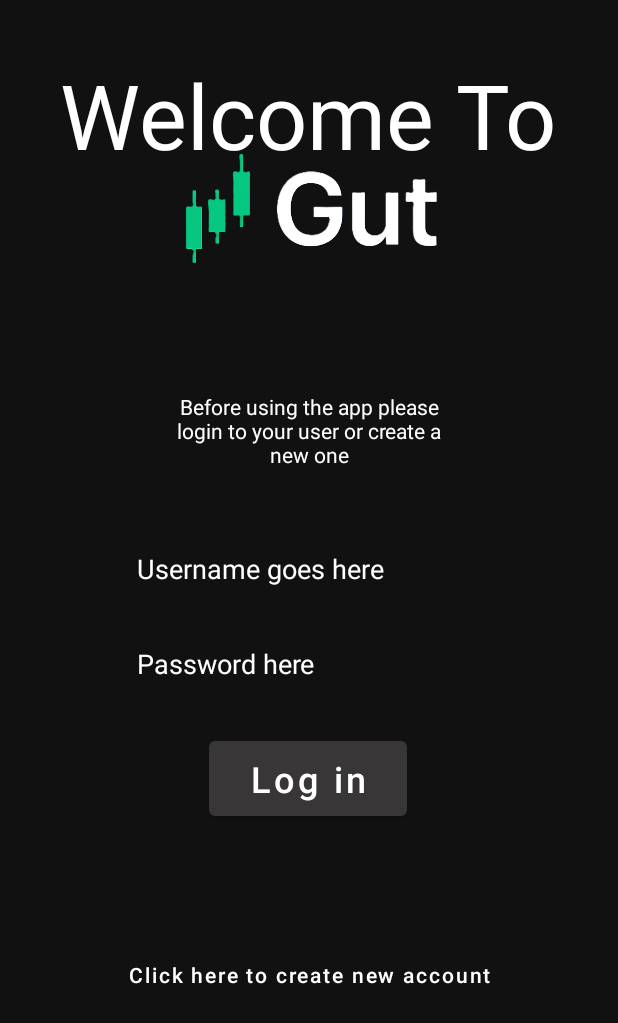
After one commit to Darki709/GutApp, an Android app: the layout activity_login_page.xml on its own in the app's theme, with its tools: preview values and no code run, on a phone screen of 412 x 824 dp. The commit adds this screen. Shown: the top 1023 px of the screen. Run offline under Robolectric (Android 15) with nearby library versions, the phone set to English and light mode, and no system bars.

Commit message:
login page gui finished

```diff
--- a/app/src/main/java/com/example/gutapp/database/DB_Helper.java
+++ b/app/src/main/java/com/example/gutapp/database/DB_Helper.java
@@ -21,7 +21,8 @@ public class DB_Helper extends SQLiteOpenHelper {
         super(context, DB_NAME, null, DB_VERSION);
         StockDataHelper stockDataHelper = new StockDataHelper(context, this);
         tables.add(stockDataHelper);
-
+        UserTableHelper userTableHelper = new UserTableHelper(this);
+        tables.add(userTableHelper);
     }
 
     public Table getHelper(DB_Index index){
--- a/app/src/main/java/com/example/gutapp/database/DB_Index.java
+++ b/app/src/main/java/com/example/gutapp/database/DB_Index.java
@@ -1,5 +1,6 @@
 package com.example.gutapp.database;
 
 public enum DB_Index {
-    STOCK_TABLE;
+    STOCK_TABLE,
+    USER_TABLE;
 }
--- a/app/src/main/java/com/example/gutapp/ui/ChartActivity.java
+++ b/app/src/main/java/com/example/gutapp/ui/ChartActivity.java
@@ -154,10 +154,10 @@ public class ChartActivity extends AppCompatActivity implements View.OnClickList
         chart.setPinchZoom(true);
 
         YAxis leftAxis = chart.getAxisLeft();
-        leftAxis.setDrawGridLines(false);
+        leftAxis.setDrawGridLines(true);
 
         XAxis xAxis = chart.getXAxis();
-        xAxis.setDrawGridLines(false);
+        xAxis.setDrawGridLines(true);
         xAxis.setPosition(XAxis.XAxisPosition.BOTTOM);
         xAxis.setSpaceMin(15f);
         xAxis.setSpaceMax(15f);
--- /dev/null
+++ b/app/src/main/res/layout/activity_login_page.xml
@@ -0,0 +1,105 @@
+<?xml version="1.0" encoding="utf-8"?>
+<androidx.constraintlayout.widget.ConstraintLayout xmlns:android="http://schemas.android.com/apk/res/android"
+    xmlns:app="http://schemas.android.com/apk/res-auto"
+    xmlns:tools="http://schemas.android.com/tools"
+    android:id="@+id/main"
+    android:layout_width="match_parent"
+    android:layout_height="match_parent"
+    android:background="#121111"
+    tools:context=".ui.LoginPage">
+
+    <TextView
+        android:id="@+id/textTitle"
+        android:layout_width="336dp"
+        android:layout_height="217dp"
+        android:layout_marginBottom="8dp"
+        android:text="Welcome To"
+        android:textAlignment="center"
+        android:textColor="#FFFFFF"
+        android:textSize="60sp"
+        app:layout_constraintBottom_toTopOf="@+id/textDescription"
+        app:layout_constraintEnd_toEndOf="parent"
+        app:layout_constraintHorizontal_bias="0.493"
+        app:layout_constraintStart_toStartOf="parent"
+        app:layout_constraintTop_toTopOf="@+id/imageViewLogo"
+        app:layout_constraintVertical_bias="1.0" />
+
+    <EditText
+        android:id="@+id/editTextUsername"
+        android:layout_width="228dp"
+        android:layout_height="67dp"
+        android:background="@android:color/transparent"
+        android:ems="10"
+        android:hint="Username goes here"
+        android:inputType="text"
+        android:textColor="#FFFFFF"
+        app:layout_constraintBottom_toTopOf="@+id/editTextPassword"
+        app:layout_constraintEnd_toEndOf="parent"
+        app:layout_constraintHorizontal_bias="0.497"
+        app:layout_constraintStart_toStartOf="parent"
+        app:layout_constraintTop_toTopOf="parent"
+        app:layout_constraintVertical_bias="1.0" />
+
+    <TextView
+        android:id="@+id/textDescription"
+        android:layout_width="197dp"
+        android:layout_height="68dp"
+        android:layout_marginBottom="16dp"
+        android:text="Before using the app please login to your user or create a new one"
+        android:textAlignment="center"
+        app:layout_constraintBottom_toTopOf="@+id/editTextUsername"
+        app:layout_constraintEnd_toEndOf="parent"
+        app:layout_constraintStart_toStartOf="parent" />
+
+    <EditText
+        android:id="@+id/editTextPassword"
+        android:layout_width="228dp"
+        android:layout_height="59dp"
+        android:ems="10"
+        android:hint="Password here"
+        android:inputType="textPassword"
+        android:background="@android:color/transparent"
+        android:textColor="#FFFFFF"
+        app:layout_constraintBottom_toBottomOf="parent"
+        app:layout_constraintEnd_toEndOf="parent"
+        app:layout_constraintHorizontal_bias="0.497"
+        app:layout_constraintStart_toStartOf="parent"
+        app:layout_constraintTop_toTopOf="parent"
+        app:layout_constraintVertical_bias="0.54" />
+
+    <ImageView
+        android:id="@+id/imageViewLogo"
+        android:layout_width="279dp"
+        android:layout_height="282dp"
+        app:layout_constraintEnd_toEndOf="parent"
+        app:layout_constraintHorizontal_bias="0.484"
+        app:layout_constraintStart_toStartOf="parent"
+        app:srcCompat="@drawable/logo"
+        tools:layout_editor_absoluteY="73dp" />
+
+    <Button
+        android:id="@+id/buttonLogin"
+        android:layout_width="132dp"
+        android:layout_height="62dp"
+        android:layout_marginTop="16dp"
+        android:text="Log in"
+        android:textAllCaps="false"
+        android:textSize="24sp"
+        app:layout_constraintEnd_toEndOf="parent"
+        app:layout_constraintHorizontal_bias="0.498"
+        app:layout_constraintStart_toStartOf="parent"
+        app:layout_constraintTop_toBottomOf="@+id/editTextPassword" />
+
+    <Button
+        android:id="@+id/buttonRegister"
+        android:layout_width="wrap_content"
+        android:layout_height="wrap_content"
+        android:layout_marginBottom="150dp"
+        android:background="@android:color/transparent"
+        android:text="Click here to create new account"
+        android:textAllCaps="false"
+        app:layout_constraintBottom_toBottomOf="parent"
+        app:layout_constraintEnd_toEndOf="parent"
+        app:layout_constraintStart_toStartOf="parent" />
+
+</androidx.constraintlayout.widget.ConstraintLayout>
--- a/app/src/main/res/values-night/themes.xml
+++ b/app/src/main/res/values-night/themes.xml
@@ -1,6 +1,6 @@
 <resources xmlns:tools="http://schemas.android.com/tools">
     <!-- Base application theme. -->
-    <style name="Theme.GutApp" parent="Theme.MaterialComponents.DayNight.DarkActionBar">
+    <style name="Theme.GutApp" parent="Theme.MaterialComponents.DayNight.NoActionBar">
         <!-- Primary brand color. -->
         <item name="colorPrimary">@color/purple_200</item>
         <item name="colorPrimaryVariant">@color/purple_700</item>
--- a/app/src/main/res/values/themes.xml
+++ b/app/src/main/res/values/themes.xml
@@ -1,10 +1,12 @@
 <resources xmlns:tools="http://schemas.android.com/tools">
     <!-- Base application theme. -->
-    <style name="Theme.GutApp" parent="Theme.MaterialComponents.DayNight.DarkActionBar">
+    <style name="Theme.GutApp" parent="Theme.MaterialComponents.DayNight.NoActionBar">
         <!-- Primary brand color. -->
-        <item name="colorPrimary">@color/purple_500</item>
-        <item name="colorPrimaryVariant">@color/purple_700</item>
+        <item name="colorPrimary">#383636</item>
+        <item name="colorPrimaryVariant">#191C81</item>
         <item name="colorOnPrimary">@color/white</item>
+        <item name="android:textColor">@color/white</item>
+        <item name="android:textColorHint">@color/white</item>
         <!-- Secondary brand color. -->
         <item name="colorSecondary">@color/teal_200</item>
         <item name="colorSecondaryVariant">@color/teal_700</item>
```
Also changed, not shown: app/src/main/AndroidManifest.xml (+8 -1 lines), app/src/main/java/com/example/gutapp/data/UserGlobals.java (added, +9 -0 lines), app/src/main/java/com/example/gutapp/database/UserTableHelper.java (added, +115 -0 lines), app/src/main/java/com/example/gutapp/ui/LoginPage.java (added, +29 -0 lines), app/src/main/res/drawable/logo.webp (added).
